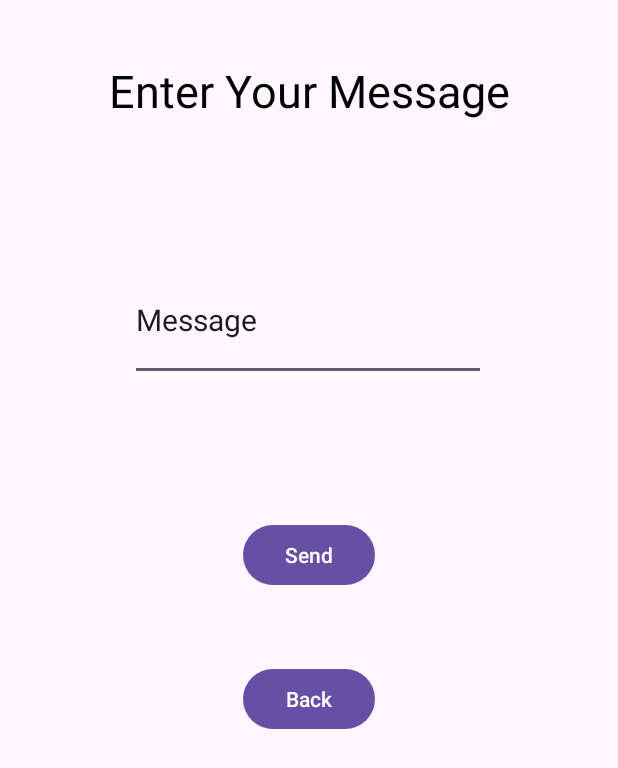
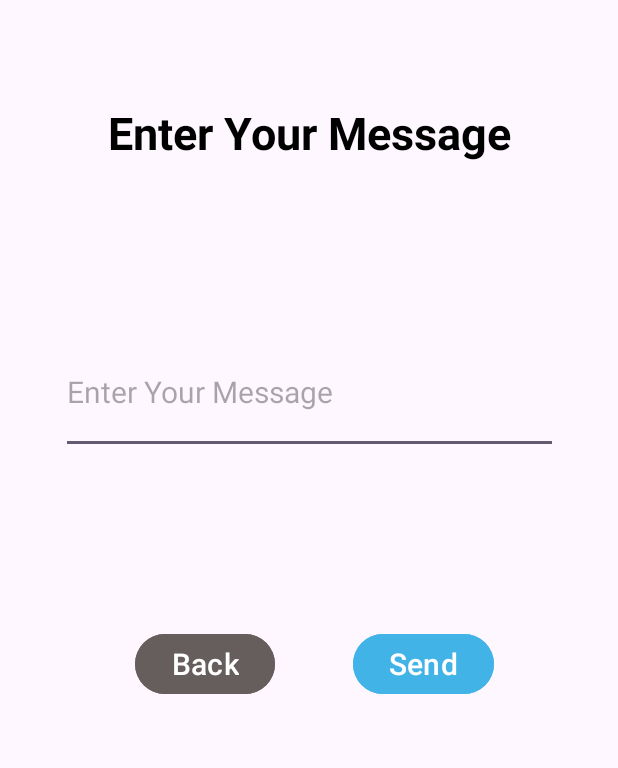
Before and after one commit to haydenhuyp/DigitalTechCare_Caregiver, an Android app: the SendMessageActivity screen opened directly, with no data from a screen before it, after a tap on "Send", on a phone screen of 412 x 824 dp. Shown: the top 768 px of the screen. Run offline under Robolectric (Android 15) with nearby library versions, the phone set to English and light mode, and no system bars; our stand-ins replace Firebase (no records; nobody signed in at launch, a user with empty details on screens opened directly).

Commit message:
Minor Changes

```diff
--- a/app/src/main/AndroidManifest.xml
+++ b/app/src/main/AndroidManifest.xml
@@ -22,12 +22,7 @@
             android:exported="false" />
         <activity
             android:name=".GetIdActivity"
-            android:exported="true">
-            <intent-filter>
-                <action android:name="android.intent.action.MAIN" />
-
-                <category android:name="android.intent.category.LAUNCHER" />
-            </intent-filter>
+            android:exported="false">
         </activity>
         <activity
             android:name=".ChangeIconActivity"
@@ -60,7 +55,12 @@
             android:exported="false" />
         <activity
             android:name=".MainActivity"
-            android:exported="false" />
+            android:exported="true">
+            <intent-filter>
+                <action android:name="android.intent.action.MAIN" />
+                <category android:name="android.intent.category.LAUNCHER" />
+            </intent-filter>
+        </activity>
     </application>
 
 </manifest>
--- a/app/src/main/java/com/techcare/techcare/MainActivity.java
+++ b/app/src/main/java/com/techcare/techcare/MainActivity.java
@@ -79,7 +79,6 @@ public class MainActivity extends AppCompatActivity {
         setContentView(R.layout.activity_main);
         getWindow().addFlags(WindowManager.LayoutParams.FLAG_KEEP_SCREEN_ON); // keeps screen on
 
-
         findViewById(R.id.cell1).setOnClickListener(v -> {
             Intent intent = new Intent(this, CallActivity.class);
             startActivity(intent);
@@ -109,12 +108,6 @@ public class MainActivity extends AppCompatActivity {
                 handler.postDelayed(this, 1000);
             }
         }, 1000);
-
-        findViewById(R.id.btn_weather).setOnClickListener(v -> {
-            /* could be UploadScheduleActivity */
-            Intent intent = new Intent(this, SendMessageActivity.class);
-            startActivity(intent);
-        });
     }
 
     private void startCallInvitationService(){
--- a/app/src/main/java/com/techcare/techcare/SendMessageActivity.java
+++ b/app/src/main/java/com/techcare/techcare/SendMessageActivity.java
@@ -28,34 +28,10 @@ public class SendMessageActivity extends AppCompatActivity {
             String message = ((EditText) findViewById(R.id.txtMessage)).getText().toString();
             FirebaseFirestore db = FirebaseFirestore.getInstance();
             DocumentReference docRef = db.collection("messages").document("message");
-            docRef.update("content", message)
-                    .addOnSuccessListener(new OnSuccessListener<Void>() {
-                        @Override
-                        public void onSuccess(Void aVoid) {
-                            Log.d(TAG, "DocumentSnapshot successfully updated!");
-                        }
-                    })
-                    .addOnFailureListener(new OnFailureListener() {
-                        @Override
-                        public void onFailure(@NonNull Exception e) {
-                            Log.w(TAG, "Error updating document", e);
-                        }
-                    });
+            docRef.update("content", message);
             // update isShown to false
-            docRef.update("isShown", false)
-                    .addOnSuccessListener(new OnSuccessListener<Void>() {
-                        @Override
-                        public void onSuccess(Void aVoid) {
-                            Log.d(TAG, "DocumentSnapshot successfully updated!");
-                            Toast.makeText(SendMessageActivity.this, "Message Sent", Toast.LENGTH_SHORT).show();
-                        }
-                    })
-                    .addOnFailureListener(new OnFailureListener() {
-                        @Override
-                        public void onFailure(@NonNull Exception e) {
-                            Log.w(TAG, "Error updating document", e);
-                        }
-                    });
+            docRef.update("isShown", false);
+            Toast.makeText(SendMessageActivity.this, "Message Sent", Toast.LENGTH_SHORT).show();
         });
 
         // btnBack goes back to the previous activity
--- a/app/src/main/java/com/techcare/techcare/UserAppLayoutActivity.java
+++ b/app/src/main/java/com/techcare/techcare/UserAppLayoutActivity.java
@@ -85,6 +85,11 @@ public class UserAppLayoutActivity extends AppCompatActivity {
 
         findViewById(R.id.btnCallUserAppLayout).setOnClickListener(v -> {
 
+        });
+
+        findViewById(R.id.btnMessageUserAppLayout).setOnClickListener(v -> {
+            Intent intent = new Intent(this, SendMessageActivity.class);
+            startActivity(intent);
         });
         handler.postDelayed(new Runnable() {
             @Override
--- a/app/src/main/res/layout/activity_send_message.xml
+++ b/app/src/main/res/layout/activity_send_message.xml
@@ -10,26 +10,26 @@
         android:id="@+id/textView4"
         android:layout_width="wrap_content"
         android:layout_height="wrap_content"
-        android:layout_marginTop="40dp"
+        android:layout_marginTop="68dp"
         android:text="Enter Your Message"
+        android:textColor="@color/black"
         android:textSize="30sp"
-        android:textColor="@color/black"
+        android:textStyle="bold"
         app:layout_constraintEnd_toEndOf="parent"
         app:layout_constraintStart_toStartOf="parent"
         app:layout_constraintTop_toTopOf="parent" />
 
     <EditText
         android:id="@+id/txtMessage"
-        android:layout_width="237dp"
-        android:layout_height="81dp"
-        android:layout_marginTop="92dp"
+        android:layout_width="331dp"
+        android:layout_height="82dp"
+        android:layout_marginTop="112dp"
         android:height="20dp"
         android:ems="10"
+        android:hint="Enter Your Message"
         android:inputType="text"
-        android:text="Message"
         android:textSize="20sp"
         app:layout_constraintEnd_toEndOf="parent"
-        app:layout_constraintHorizontal_bias="0.497"
         app:layout_constraintStart_toStartOf="parent"
         app:layout_constraintTop_toBottomOf="@+id/textView4" />
 
@@ -37,9 +37,12 @@
         android:id="@+id/btnSend"
         android:layout_width="wrap_content"
         android:layout_height="wrap_content"
-        android:layout_marginTop="92dp"
+        android:layout_marginTop="116dp"
+        android:backgroundTint="@color/primary"
         android:text="Send"
+        android:textSize="20sp"
         app:layout_constraintEnd_toEndOf="parent"
+        app:layout_constraintHorizontal_bias="0.741"
         app:layout_constraintStart_toStartOf="parent"
         app:layout_constraintTop_toBottomOf="@+id/txtMessage" />
 
@@ -47,10 +50,13 @@
         android:id="@+id/btnBack"
         android:layout_width="wrap_content"
         android:layout_height="wrap_content"
-        android:layout_marginTop="48dp"
+        android:layout_marginTop="116dp"
+        android:backgroundTint="@color/grey"
         android:text="Back"
+        android:textSize="20sp"
         app:layout_constraintEnd_toEndOf="parent"
+        app:layout_constraintHorizontal_bias="0.283"
         app:layout_constraintStart_toStartOf="parent"
-        app:layout_constraintTop_toBottomOf="@+id/btnSend" />
+        app:layout_constraintTop_toBottomOf="@+id/txtMessage" />
 
 </androidx.constraintlayout.widget.ConstraintLayout>
--- a/app/src/main/res/layout/activity_user_app_layout.xml
+++ b/app/src/main/res/layout/activity_user_app_layout.xml
@@ -244,6 +244,7 @@
                 android:backgroundTint="@color/primary" />
 
             <Button
+                android:id="@+id/btnMessageUserAppLayout"
                 android:layout_width="0dp"
                 android:layout_height="50dp"
                 android:layout_weight="1"
```
Also changed, not shown: 1 other file.
